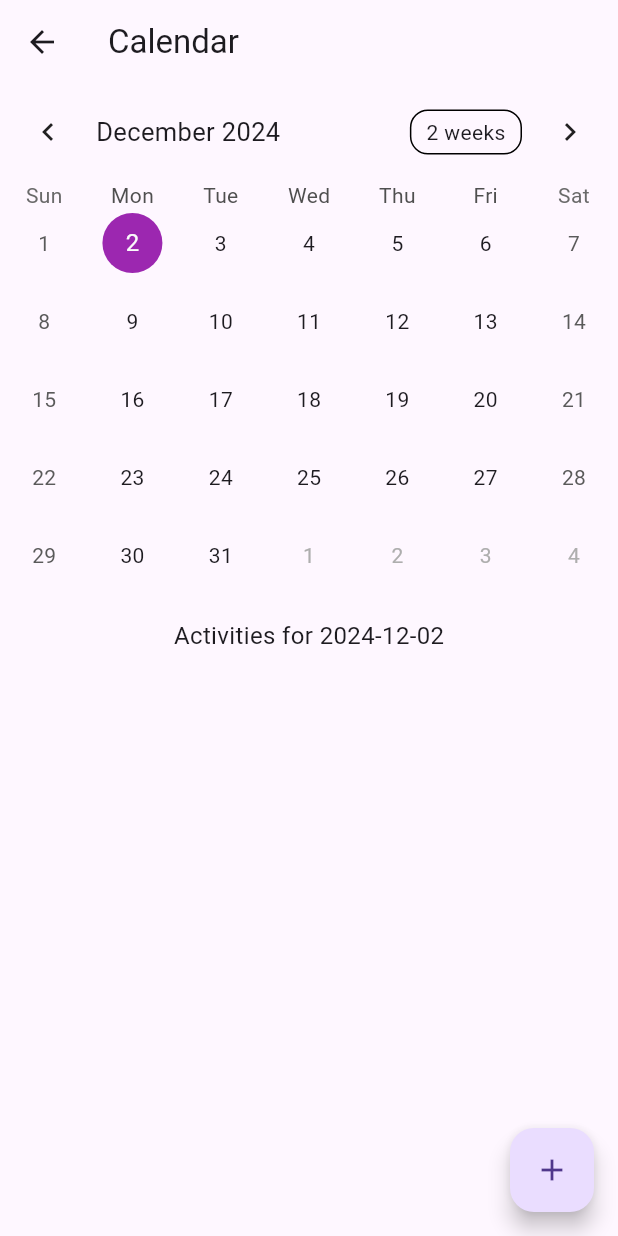
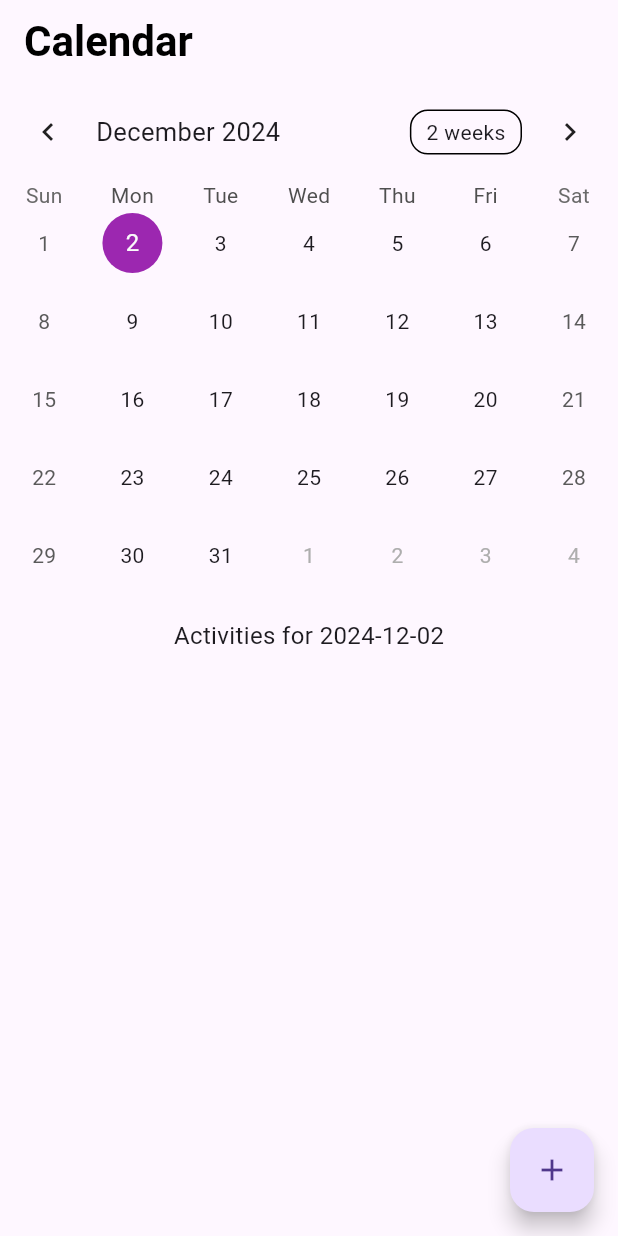
Before and after one commit to DaniyalLilani/Travelly, a Flutter app: the CalendarScreen screen opened directly with empty values, on a phone screen of 412 x 824 dp. Run offline on Flutter 3.47's test engine with Material 3 defaults, Android fonts, the phone set to English and light mode, and no system bars; drawn by our look-alikes of table_calendar; our stand-ins replace cloud_firestore, firebase_auth, firebase_core, flutter_dotenv, flutter_local_notifications, flutter_map and 6 more; missing offline and left inert: flutter_map_marker_cluster; accounts and stored records are empty.

Commit message:
Fixed Bugs

```diff
--- a/lib/models/budgetClass.dart
+++ /dev/null
@@ -1,3 +0,0 @@
-/*
-All things related to budget
- */
--- a/lib/models/calenderClass.dart
+++ /dev/null
@@ -1,3 +0,0 @@
-/*
-Calender implementation .. lets start with budget and calender
-*/
--- a/lib/screens/calendar_screen.dart
+++ b/lib/screens/calendar_screen.dart
@@ -199,7 +199,15 @@ class _CalendarScreenState extends State<CalendarScreen> {
   Widget build(BuildContext context) {
     return Scaffold(
       appBar: AppBar(
-        title: Text("Calendar"),
+        automaticallyImplyLeading: false,
+        title: const Text(
+          'Calendar',
+          style: TextStyle(
+            fontSize: 28,
+            fontWeight: FontWeight.bold,
+            color: Colors.black,
+          ),
+        ),
       ),
       body: Column(
         children: [
```
Also changed, not shown: lib/maps/search_map.dart (+4 -4 lines), lib/models/user.dart (deleted, +0 -9 lines), lib/screens/events_screen.dart (deleted, +0 -13 lines), lib/models/activity.dart (deleted), lib/models/budget.dart (deleted), lib/models/event.dart (deleted).
